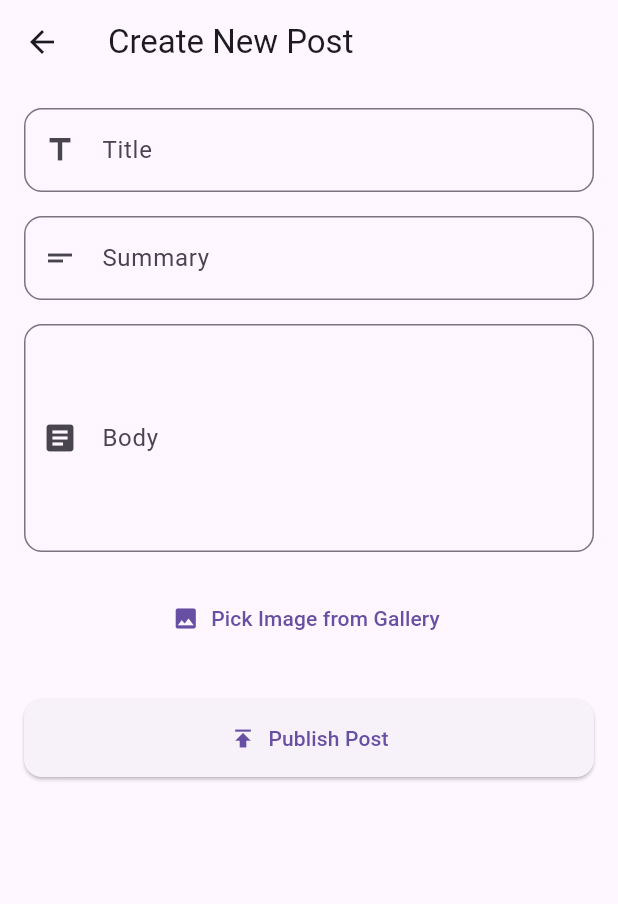
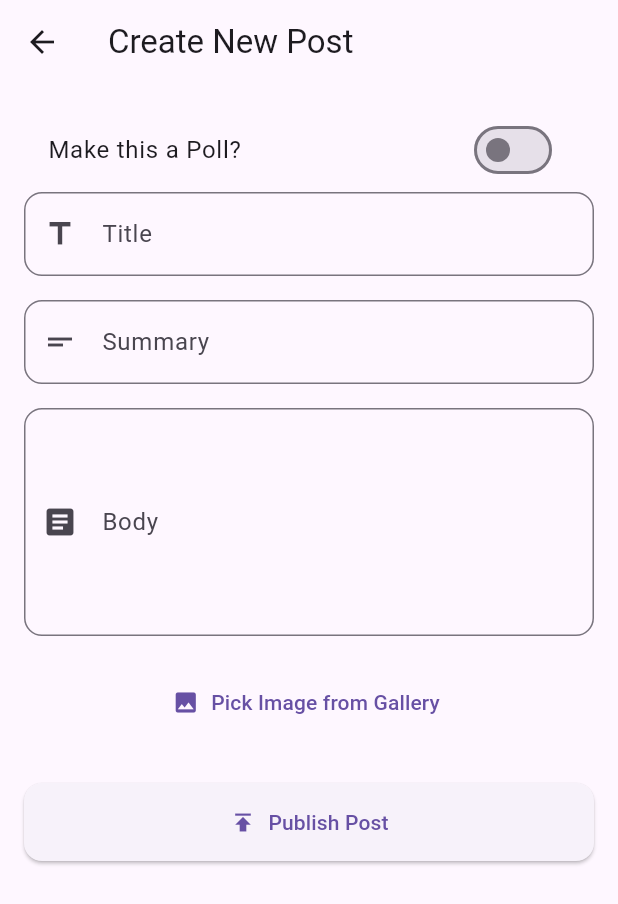
Before and after one commit to AritraBiswas9788/Sentinova_Hackfest25, a Flutter app: the screen it shows after launch, after a tap on "Create Post", on a phone screen of 412 x 824 dp. Shown: the top 904 px of the screen. Run offline on Flutter 3.47's test engine with Material 3 defaults, Android fonts, the phone set to English and light mode, and no system bars; our stand-ins replace image_picker; missing offline and left inert: mongo_dart; accounts and stored records are empty; statements that could not run were skipped.

Commit message:
Community updated 2

```diff
--- /dev/null
+++ b/lib/helper/data.dart
@@ -0,0 +1,3 @@
+import 'package:sentinova/models/user_model.dart';
+
+UserModel? currUser;
--- a/lib/models/post_model.dart
+++ b/lib/models/post_model.dart
@@ -5,12 +5,13 @@ import '../models/user_model.dart';
 
 class PostModel {
   final String id, title, summary, body, imageURL;
-  final bool isPoll = false;
+  final bool isPoll;
   final DateTime postTime;
   final int reacts, views;
   final UserModel author;
   final List<CommentModel> comments;
-  final List<PollOption> options = [];
+  final List<PollOption> options;
+  List<String> votedUids;
 
   PostModel({
     required this.id,
@@ -23,10 +24,14 @@ class PostModel {
     required this.reacts,
     required this.views,
     required this.comments,
+    this.isPoll = false,
+    this.options = const [],
+    this.votedUids = const [],
   });
 
   String get postTimeFormatted => DateFormat.yMMMMEEEEd().format(postTime);
 }
+
 
 class PollOption {
   final String text;
--- a/lib/screens/create_post_screen.dart
+++ b/lib/screens/create_post_screen.dart
@@ -25,6 +25,12 @@ class _CreatePostScreenState extends State<CreatePostScreen> {
   String? _uploadedImageUrl;
 
   final ImagePicker _picker = ImagePicker();
+
+  bool _isPoll = false;
+  List<TextEditingController> _pollOptionControllers = [
+    TextEditingController(),
+    TextEditingController(),
+  ];
 
   Future<void> _pickImage() async {
     final XFile? image = await _picker.pickImage(source: ImageSource.gallery);
@@ -62,6 +68,18 @@ class _CreatePostScreenState extends State<CreatePostScreen> {
     }
   }
 
+  void _addPollOptionField() {
+    setState(() {
+      _pollOptionControllers.add(TextEditingController());
+    });
+  }
+
+  void _removePollOptionField(int index) {
+    setState(() {
+      _pollOptionControllers.removeAt(index);
+    });
+  }
+
   void _submitPost() {
     if (_formKey.currentState!.validate()) {
       if (_uploadedImageUrl == null) {
@@ -92,7 +110,15 @@ class _CreatePostScreenState extends State<CreatePostScreen> {
         views: 0,
         author: dummyAuthor,
         comments: <CommentModel>[],
-      );
+      )
+        ..options.addAll(
+          _isPoll
+              ? _pollOptionControllers
+              .where((c) => c.text.trim().isNotEmpty)
+              .map((c) => PollOption(text: c.text.trim()))
+              .toList()
+              : [],
+        );
 
       _sendPostToMongoDB(newPost);
       Navigator.pop(context);
@@ -100,11 +126,7 @@ class _CreatePostScreenState extends State<CreatePostScreen> {
   }
 
   Future<void> _sendPostToMongoDB(PostModel post) async {
-    // final success = await MongoService.uploadPostToEvent("67f03774f1e87155ee26e619", post);
-    // if (success) {
-    //   print("Post uploaded!");
-    // }
-
+    // await MongoService.uploadPostToEvent("your-event-id", post);
   }
 
   InputDecoration _inputDecoration(String label, IconData icon) {
@@ -127,6 +149,11 @@ class _CreatePostScreenState extends State<CreatePostScreen> {
           key: _formKey,
           child: Column(
             children: [
+              SwitchListTile(
+                title: Text("Make this a Poll?"),
+                value: _isPoll,
+                onChanged: (val) => setState(() => _isPoll = val),
+              ),
               TextFormField(
                 controller: _titleController,
                 decoration: _inputDecoration("Title", Icons.title),
@@ -156,6 +183,44 @@ class _CreatePostScreenState extends State<CreatePostScreen> {
                 label: Text("Pick Image from Gallery"),
                 onPressed: _pickImage,
               ),
+              if (_isPoll) ...[
+                const SizedBox(height: 20),
+                Align(
+                  alignment: Alignment.centerLeft,
+                  child: Text("Poll Options", style: TextStyle(fontWeight: FontWeight.bold)),
+                ),
+                const SizedBox(height: 8),
+                for (int i = 0; i < _pollOptionControllers.length; i++)
+                  Row(
+                    children: [
+                      Expanded(
+                        child: TextFormField(
+                          controller: _pollOptionControllers[i],
+                          decoration: InputDecoration(
+                            labelText: 'Option ${i + 1}',
+                            border: OutlineInputBorder(borderRadius: BorderRadius.circular(10)),
+                          ),
+                          validator: (val) {
+                            if (_isPoll && (val == null || val.trim().isEmpty)) {
+                              return 'Enter option';
+                            }
+                            return null;
+                          },
+                        ),
+                      ),
+                      if (_pollOptionControllers.length > 2)
+                        IconButton(
+                          icon: Icon(Icons.remove_circle_outline),
+                          onPressed: () => _removePollOptionField(i),
+                        ),
+                    ],
+                  ),
+                TextButton.icon(
+                  onPressed: _addPollOptionField,
+                  icon: Icon(Icons.add),
+                  label: Text("Add Option"),
+                ),
+              ],
               const SizedBox(height: 30),
               SizedBox(
                 width: double.infinity,
```
Also changed, not shown: lib/widgets/post_card.dart (+83 -7 lines), lib/helper/constant.dart (line endings or trailing spaces).
